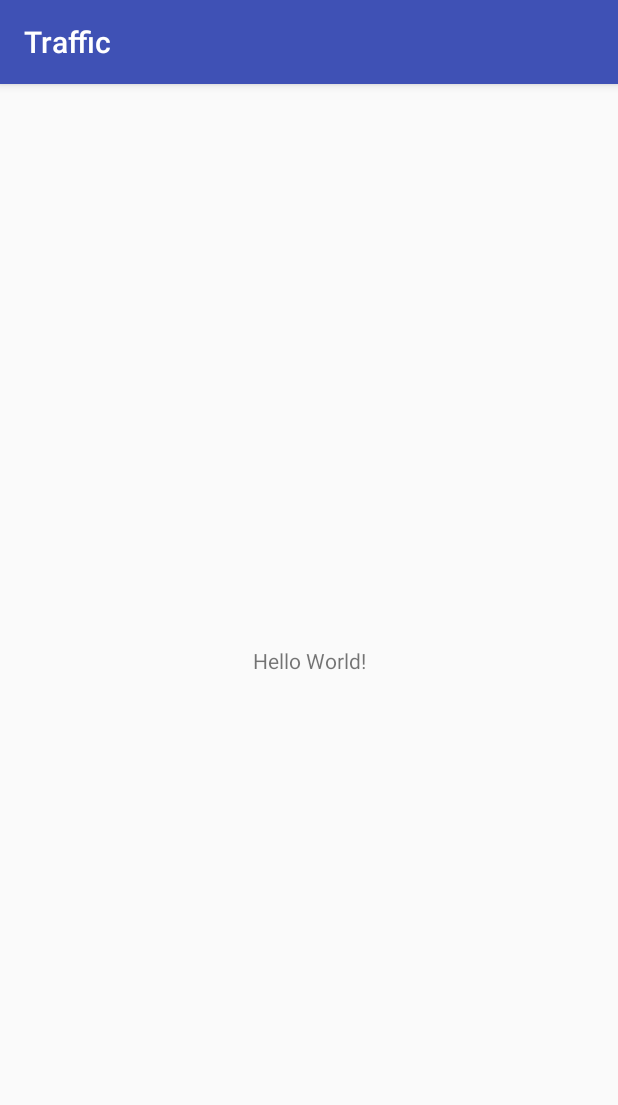
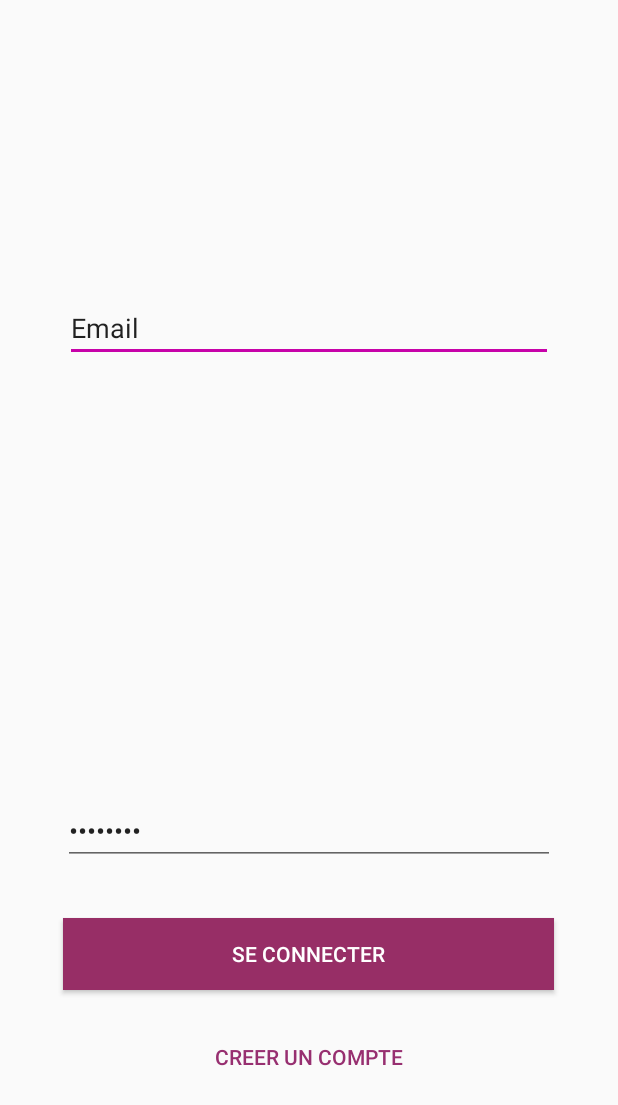
Before and after one commit to Dinknesh/Traffic, an Android app: the screen it shows after launch (MainActivity before the commit, LoginActivity after it), on a phone screen of 412 x 824 dp. Shown: the top 1105 px of the screen. Run offline under Robolectric (Android 15) with nearby library versions, the light colour scheme and no system bars.

Commit message:
Splash, Login

```diff
--- a/app/src/main/AndroidManifest.xml
+++ b/app/src/main/AndroidManifest.xml
@@ -16,6 +16,7 @@
                 <category android:name="android.intent.category.LAUNCHER" />
             </intent-filter>
         </activity>
+        <activity android:name=".LoginActivity"></activity>
     </application>
 
 </manifest>
--- /dev/null
+++ b/app/src/main/java/com/example/amanda/traffic/LoginActivity.java
@@ -0,0 +1,13 @@
+package com.example.amanda.traffic;
+
+import android.support.v7.app.AppCompatActivity;
+import android.os.Bundle;
+
+public class LoginActivity extends AppCompatActivity {
+
+    @Override
+    protected void onCreate(Bundle savedInstanceState) {
+        super.onCreate(savedInstanceState);
+        setContentView(R.layout.activity_login);
+    }
+}
--- a/app/src/main/java/com/example/amanda/traffic/MainActivity.java
+++ b/app/src/main/java/com/example/amanda/traffic/MainActivity.java
@@ -1,13 +1,23 @@
 package com.example.amanda.traffic;
 
+import android.content.Intent;
+import android.os.Handler;
 import android.support.v7.app.AppCompatActivity;
 import android.os.Bundle;
 
 public class MainActivity extends AppCompatActivity {
+    private static int SPLASH_TIME_OUT = 4000;
 
     @Override
     protected void onCreate(Bundle savedInstanceState) {
         super.onCreate(savedInstanceState);
         setContentView(R.layout.activity_main);
+        new Handler().postDelayed(new Runnable() {
+            @Override
+            public void run() {
+                Intent mIntent = new Intent(MainActivity.this, LoginActivity.class);
+                startActivity(mIntent);
+            }
+        },SPLASH_TIME_OUT);
     }
 }
--- /dev/null
+++ b/app/src/main/res/layout/activity_login.xml
@@ -0,0 +1,54 @@
+<?xml version="1.0" encoding="utf-8"?>
+<RelativeLayout xmlns:android="http://schemas.android.com/apk/res/android"
+    xmlns:app="http://schemas.android.com/apk/res-auto"
+    xmlns:tools="http://schemas.android.com/tools"
+    android:layout_width="match_parent"
+    android:layout_height="match_parent"
+    tools:context=".LoginActivity">
+
+    <EditText
+        android:id="@+id/etEmail"
+        android:layout_width="325dp"
+        android:layout_height="wrap_content"
+        android:layout_alignParentTop="true"
+        android:layout_centerHorizontal="true"
+        android:layout_marginTop="196dp"
+        android:ems="10"
+        android:inputType="textPersonName"
+        android:text="Email" />
+
+    <EditText
+        android:id="@+id/etPassword"
+        android:layout_width="328dp"
+        android:layout_height="wrap_content"
+        android:layout_alignParentBottom="true"
+        android:layout_centerHorizontal="true"
+        android:layout_marginBottom="247dp"
+        android:ems="10"
+        android:text="Password"
+        android:inputType="textPassword" />
+
+    <Button
+        android:id="@+id/btLogin"
+        android:layout_width="327dp"
+        android:layout_height="wrap_content"
+        android:background="#972e66"
+        android:textColor="#ffff"
+        android:layout_alignParentBottom="true"
+        android:layout_centerHorizontal="true"
+        android:layout_marginBottom="164dp"
+        android:text="Se connecter" />
+
+    <Button
+        android:id="@+id/btNewAccount"
+        android:layout_width="161dp"
+        android:layout_height="wrap_content"
+        android:layout_alignParentBottom="true"
+        android:layout_centerHorizontal="true"
+        android:layout_marginBottom="95dp"
+        android:background="#00ffffff"
+        android:text="Creer un compte"
+        android:textColor="#972f70" />
+
+
+</RelativeLayout>
--- a/app/src/main/res/values/colors.xml
+++ b/app/src/main/res/values/colors.xml
@@ -1,6 +1,6 @@
 <?xml version="1.0" encoding="utf-8"?>
 <resources>
-    <color name="colorPrimary">#3F51B5</color>
-    <color name="colorPrimaryDark">#303F9F</color>
-    <color name="colorAccent">#FF4081</color>
+    <color name="colorPrimary">#972e66</color>
+    <color name="colorPrimaryDark">#692047</color>
+    <color name="colorAccent">#c702a9</color>
 </resources>
--- a/app/src/main/res/values/styles.xml
+++ b/app/src/main/res/values/styles.xml
@@ -1,7 +1,7 @@
 <resources>
 
     <!-- Base application theme. -->
-    <style name="AppTheme" parent="Theme.AppCompat.Light.DarkActionBar">
+    <style name="AppTheme" parent="Theme.AppCompat.Light.NoActionBar">
         <!-- Customize your theme here. -->
         <item name="colorPrimary">@color/colorPrimary</item>
         <item name="colorPrimaryDark">@color/colorPrimaryDark</item>
```
Also changed, not shown: app/src/main/res/layout/activity_main.xml (+29 -7 lines).
